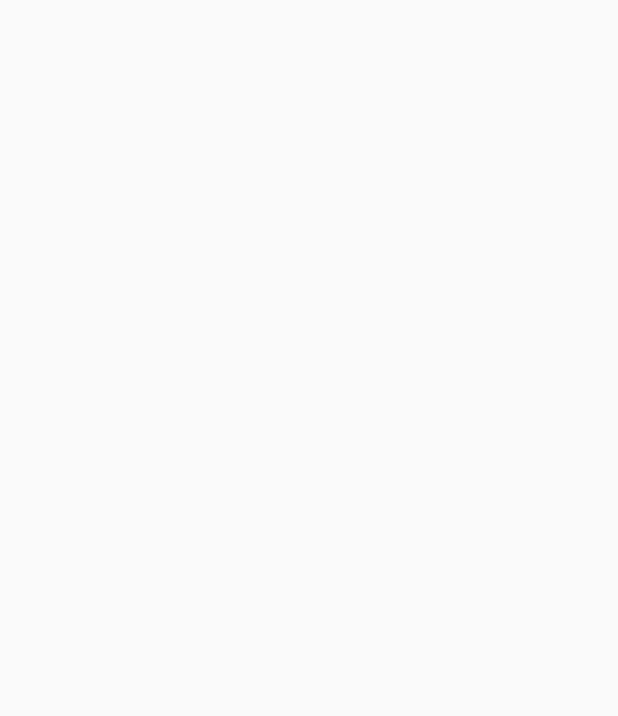
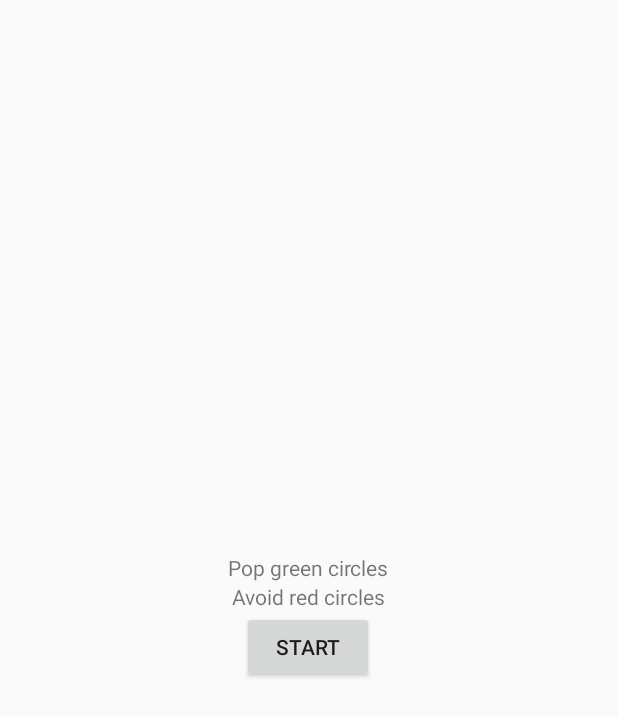
Before and after one commit to gpetuhov/CirclePop, an Android app: the screen it shows after launch (CircleActivity), on a phone screen of 412 x 824 dp. Before the commit the part shown is empty. Shown: the top 716 px of the screen. Run offline under Robolectric (Android 15) with nearby library versions, the phone set to English and light mode, and no system bars.

Commit message:
Add intro screen and code comments

```diff
--- a/app/src/main/java/com/gpetuhov/android/circlepop/Circle.java
+++ b/app/src/main/java/com/gpetuhov/android/circlepop/Circle.java
@@ -10,6 +10,7 @@ import android.util.AttributeSet;
 import android.view.MotionEvent;
 import android.view.animation.AccelerateInterpolator;
 import android.widget.ImageView;
+import android.widget.LinearLayout;
 import android.widget.Toast;
 
 import java.util.Random;
@@ -18,39 +19,45 @@ public class Circle extends ImageView {
     public static final boolean RED = true;
     public static final boolean GREEN = false;
     public static final int RADIUS = 100;
-    public static final int MAX_MOVE_DURATION = 3000;
+    public static final int MAX_MOVE_DURATION = 3000;   // Initial circle move duration
     public static final int MAX_GREEN_CIRCLES_AFTER_ACCELERATION = 2;   // Move duration decreases every MAX_GREEN_CIRCLES_AFTER_ACCELERATION green circles
-    public static final float ACCELERATION_INCREMENT = 0.5f;
+    public static final float ACCELERATION_INCREMENT = 0.5f;    // Used in calculating new move duration
     public static final boolean CIRCLE_MISSED = false;
     public static final boolean CIRCLE_HIT = true;
-    public static final int MAX_GREEN_MISSED = 3;
-    public static final int MAX_RED_HIT = 3;
+    public static final int MAX_GREEN_MISSED = 3;   // Game over if missed MAX_GREEN_MISSED green circles
+    public static final int MAX_RED_HIT = 3;        // Game over if hit MAX_RED_HIT red circles
 
-    private int x;  // initial coordinates
+    private int x;  // Initial coordinates
     private int y;
     private boolean mType;  //true - RED; false - GREEN
 
-    private int dest_X; // destination coordinates
+    private int dest_X; // Destination coordinates
     private int dest_Y;
 
-    private int max_X;  // maximum coordinates
+    private int max_X;  // Maximum coordinates
     private int max_Y;
 
-    private int redHitNum; // Number of circles hit
-    private int greenHitNum;
+    private int redHitNum; // Number of red circles hit
+    private int greenHitNum; // Number of green circles hit
 
     private boolean circleHit;  // true - circle hit, false - circle missed
 
-    private int greenMissedNum;
+    private int greenMissedNum; // Number of green circles missed
 
-    private int moveDuration;
-    private float moveDurationDivider;
+    private int moveDuration;               // Duration of circle movement on screen (circle time to live)
+    private float moveDurationDivider;      // Used in calculating new moveDuration
     private int greenNumAfterAcceleration;  // Number of green circles generated after acceleration
 
-    private AnimatorSet mAnimatorSet;
+    private AnimatorSet mAnimatorSet;   // Animator set for circle movement
 
-    private PopSound mPopSound;
+    private PopSound mPopSound; // Play circle pop sounds
 
+    // Constructor for creating Circle programmatically
+    public Circle(Context context) {
+        this(context, null);
+    }
+
+    // Constructor for using Circle in XML
     public Circle(Context context, AttributeSet attrs) {
         super(context, attrs);
         greenMissedNum = 0;
@@ -64,29 +71,35 @@ public class Circle extends ImageView {
 
     // Detect maximum X and Y
     private void initCoordinatesRange(Context context) {
-        Point point = new Point();
-        ((Activity) context).getWindowManager().getDefaultDisplay().getSize(point);
+        Point point = new Point();  // Stores screen size
+        ((Activity) context).getWindowManager().getDefaultDisplay().getSize(point); // Get screen size
 
-        max_X = point.x - RADIUS;
-        max_Y = point.y - RADIUS;
+        max_X = point.x - (RADIUS * 2); // Calculate maximum coordinates so that circle doesn't fall out from screen
+        max_Y = point.y - (RADIUS * 2);
     }
 
+    // Initialize new circle
     private void initCircle() {
         if (greenMissedNum < MAX_GREEN_MISSED && redHitNum < MAX_RED_HIT) {
             Random random = new Random();
 
-            x = random.nextInt(max_X);
+            x = random.nextInt(max_X);  // Generate initial coordinates
             y = random.nextInt(max_Y);
 
-            setX(x);
+            setX(x);    // Set initial coordinates
             setY(y);
 
-            dest_X = random.nextInt(max_X);
+            dest_X = random.nextInt(max_X); // Generate destination coordinates
             dest_Y = random.nextInt(max_Y);
 
-            int z = 1 + random.nextInt(10); // generate circle type (red or green)
+            int z = 1 + random.nextInt(10); // Generate circle type (red or green)
             mType = (z % 2) == 0;
 
+            // Set circle diameter (ImageView width and height)
+            LinearLayout.LayoutParams params = new LinearLayout.LayoutParams(RADIUS * 2, RADIUS * 2);
+            setLayoutParams(params);
+
+            // Set circle color
             if (mType == RED) {
                 setImageDrawable(getResources().getDrawable(R.drawable.red_circle));
             }
@@ -95,7 +108,7 @@ public class Circle extends ImageView {
                 setImageDrawable(getResources().getDrawable(R.drawable.green_circle));
             }
 
-            circleHit = CIRCLE_MISSED;
+            circleHit = CIRCLE_MISSED;  // Initially circle is missed
 
             startMovement();
         } else {
@@ -103,6 +116,7 @@ public class Circle extends ImageView {
         }
     }
 
+    // Game over
     private void gameEnd() {
         setVisibility(GONE);
         if (greenMissedNum == MAX_GREEN_MISSED) {
@@ -116,7 +130,7 @@ public class Circle extends ImageView {
     }
 
     @Override
-    public boolean onTouchEvent(MotionEvent event) {
+    public boolean onTouchEvent(MotionEvent event) {    // Circle hit
         if (event.getAction() == MotionEvent.ACTION_DOWN) {
             popCircle();
         }
@@ -124,11 +138,13 @@ public class Circle extends ImageView {
         return true;
     }
 
+    // Set circleHit flag and stop movement
     private void popCircle() {
         circleHit = CIRCLE_HIT;
         stopMovement();
     }
 
+    // Calculate number of circles hit
     private void countHitScore() {
         if (mType == RED) {
             mPopSound.redPop();
@@ -139,6 +155,7 @@ public class Circle extends ImageView {
         }
     }
 
+    // Calculate number of green circles missed
     private void countMissScore() {
         if (circleHit == CIRCLE_MISSED && mType == GREEN) {
             greenMissedNum++;
@@ -146,10 +163,12 @@ public class Circle extends ImageView {
     }
 
     public void startMovement() {
+        // Horizontal animator
         ObjectAnimator widthAnimator = ObjectAnimator.ofFloat(Circle.this, "x", x, dest_X)
                 .setDuration(moveDuration);
         widthAnimator.setInterpolator(new AccelerateInterpolator());
 
+        // Vertical animator
         ObjectAnimator heightAnimator = ObjectAnimator.ofFloat(Circle.this, "y", y, dest_Y)
                 .setDuration(moveDuration);
         heightAnimator.setInterpolator(new AccelerateInterpolator());
@@ -174,6 +193,7 @@ public class Circle extends ImageView {
 
             @Override
             public void onAnimationCancel(Animator animation) {
+                // onAnimationCancel is called only when circle is hit (when we force circle to stop)
                 countHitScore();
             }
 
@@ -186,10 +206,12 @@ public class Circle extends ImageView {
     }
 
     private void stopMovement() {
-        mAnimatorSet.cancel();
+        mAnimatorSet.cancel();  // Call onAnimationCancel
     }
 
+    // Calculate new move duration
     private void initMoveDuration() {
+        // Move duration decreases every time when we generate MAX_GREEN_CIRCLES_AFTER_ACCELERATION after previous duration decrease
         if (greenNumAfterAcceleration == MAX_GREEN_CIRCLES_AFTER_ACCELERATION) {
             moveDurationDivider += ACCELERATION_INCREMENT;
             greenNumAfterAcceleration = 0;
--- a/app/src/main/java/com/gpetuhov/android/circlepop/CircleActivity.java
+++ b/app/src/main/java/com/gpetuhov/android/circlepop/CircleActivity.java
@@ -2,11 +2,36 @@ package com.gpetuhov.android.circlepop;
 
 import android.support.v7.app.AppCompatActivity;
 import android.os.Bundle;
+import android.view.View;
+import android.widget.Button;
+import android.widget.LinearLayout;
 
 public class CircleActivity extends AppCompatActivity {
+    Circle mCircle;
+
+    LinearLayout mMainLayout;
+
+    LinearLayout mIntroLayout;  // Intro screen
+    Button mStartButton;
+
     @Override
     protected void onCreate(Bundle savedInstanceState) {
         super.onCreate(savedInstanceState);
         setContentView(R.layout.activity_circle);
+
+        mMainLayout = (LinearLayout) findViewById(R.id.main_layout);
+
+        mIntroLayout = (LinearLayout) findViewById(R.id.intro_layout);
+
+        mStartButton = (Button) findViewById(R.id.start_button);
+        mStartButton.setOnClickListener(new View.OnClickListener() {
+            @Override
+            public void onClick(View v) {
+                mIntroLayout.setVisibility(View.GONE);  // Hide intro screen
+
+                mCircle = new Circle(CircleActivity.this);  // Create circle
+                mMainLayout.addView(mCircle);               // Add circle to main layout
+            }
+        });
     }
 }
--- a/app/src/main/java/com/gpetuhov/android/circlepop/PopSound.java
+++ b/app/src/main/java/com/gpetuhov/android/circlepop/PopSound.java
@@ -5,12 +5,12 @@ import android.media.AudioManager;
 import android.media.SoundPool;
 
 public class PopSound {
-    public static final int MAX_SOUNDS = 1;
+    public static final int MAX_SOUNDS = 1; // Number of sounds played simultaneously
 
     private SoundPool mSoundPool;
 
-    private int greenSoundId;
-    private int redSoundId;
+    private int greenSoundId;   // Id of green pop sound in SoundPool
+    private int redSoundId;     // Id of red pop sound in SoundPool
 
     public PopSound(Context context) {
         mSoundPool = new SoundPool(MAX_SOUNDS, AudioManager.STREAM_MUSIC, 0);
@@ -18,10 +18,12 @@ public class PopSound {
         redSoundId = mSoundPool.load(context, R.raw.red_pop, 1);
     }
 
+    // Play red pop sound
     public void redPop() {
         mSoundPool.play(redSoundId, 1.0f, 1.0f, 1, 0, 1.0f);
     }
 
+    // Play green pop sound
     public void greenPop() {
         mSoundPool.play(greenSoundId, 1.0f, 1.0f, 1, 0, 1.0f);
     }
--- a/app/src/main/res/layout/activity_circle.xml
+++ b/app/src/main/res/layout/activity_circle.xml
@@ -1,16 +1,36 @@
 <?xml version="1.0" encoding="utf-8"?>
 <LinearLayout
     xmlns:android="http://schemas.android.com/apk/res/android"
+    android:id="@+id/main_layout"
     android:orientation="vertical"
+    android:gravity="center"
     android:layout_width="match_parent"
     android:layout_height="match_parent">
 
-    <com.gpetuhov.android.circlepop.Circle
-        android:id="@+id/circle"
-        android:layout_width="100dp"
-        android:layout_height="100dp"
-        android:src="@drawable/green_circle"
-        android:visibility="visible"
-        />
+    <LinearLayout
+        android:id="@+id/intro_layout"
+        android:orientation="vertical"
+        android:gravity="center"
+        android:layout_width="wrap_content"
+        android:layout_height="wrap_content"
+        android:visibility="visible">
+
+        <TextView
+            android:layout_width="wrap_content"
+            android:layout_height="wrap_content"
+            android:text="@string/intro_green"/>
+
+        <TextView
+            android:layout_width="wrap_content"
+            android:layout_height="wrap_content"
+            android:text="@string/intro_red"/>
+
+        <Button
+            android:id="@+id/start_button"
+            android:layout_width="wrap_content"
+            android:layout_height="wrap_content"
+            android:text="@string/start_button"/>
+
+    </LinearLayout>
 
 </LinearLayout>
--- a/app/src/main/res/values/strings.xml
+++ b/app/src/main/res/values/strings.xml
@@ -1,3 +1,6 @@
 <resources>
     <string name="app_name">CirclePop</string>
+    <string name="intro_green">Pop green circles</string>
+    <string name="intro_red">Avoid red circles</string>
+    <string name="start_button">Start</string>
 </resources>
```
